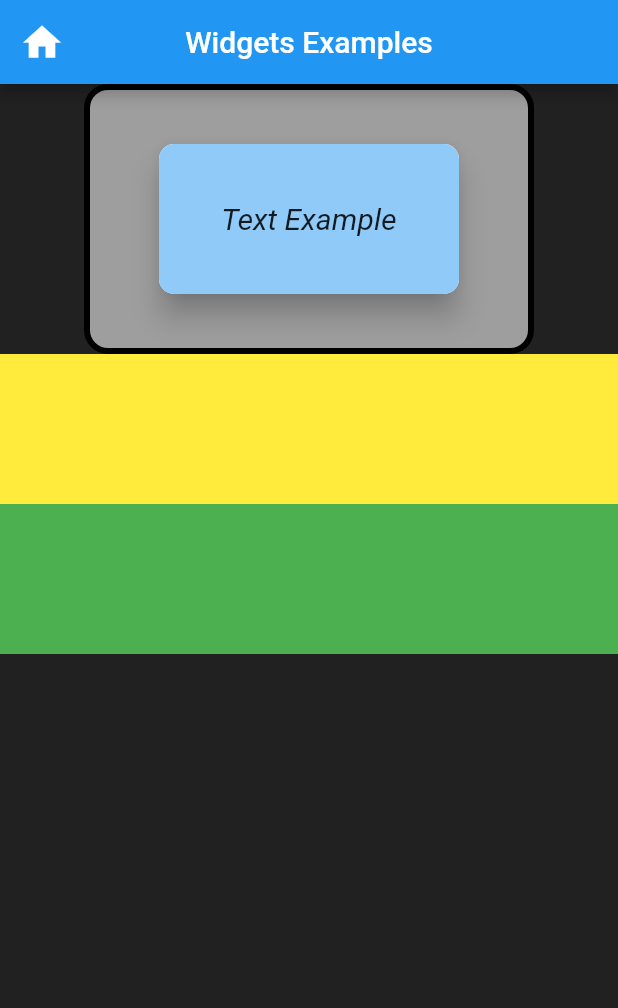
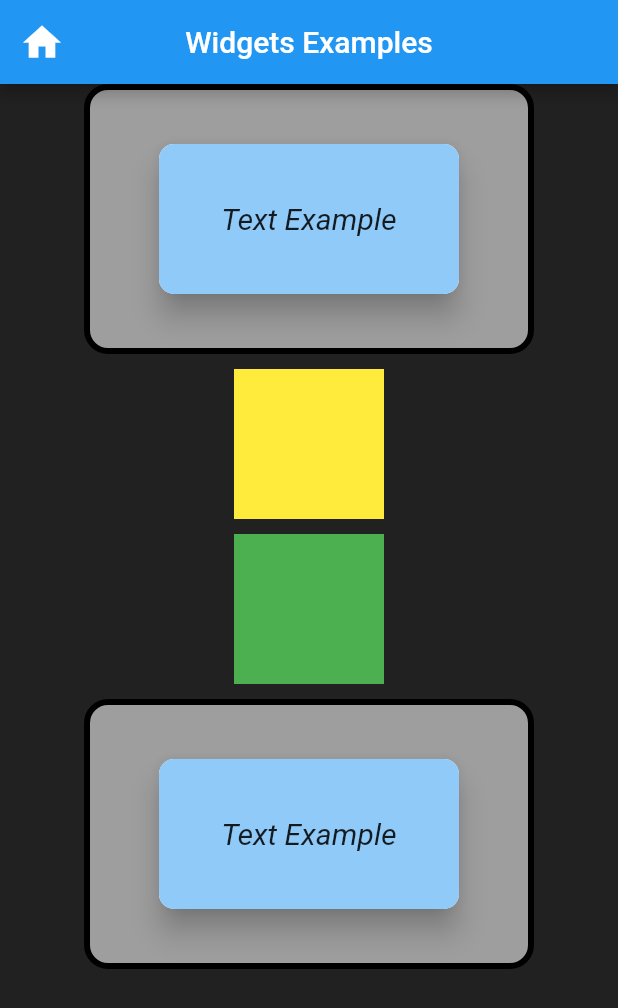
Before and after one commit to Igneele91/Dart-Flutter-Udmi2022, a Flutter app: the screen it shows after launch, on a phone screen of 412 x 824 dp. Shown: the top 1008 px of the screen. Run offline on Flutter 3.47's test engine with Material 2 defaults, Android fonts, the phone set to English and light mode, and no system bars; Roboto replaces fonts that are missing (Rubrik).

Commit message:
vid35 learn sizebox abstand cmioit2

```diff
--- a/flutter_grundlagen/lib/presentation/widgets_examples/widgets_examples_page.dart
+++ b/flutter_grundlagen/lib/presentation/widgets_examples/widgets_examples_page.dart
@@ -19,18 +19,30 @@ class WidgetsExamplesPage extends StatelessWidget {
       ),
       body: Center(
         child: Column(
-          mainAxisAlignment: MainAxisAlignment.start,
-          crossAxisAlignment: CrossAxisAlignment.center,
+          mainAxisAlignment: MainAxisAlignment.start, // X achse
+          crossAxisAlignment: CrossAxisAlignment.center, // Y achse
           children: [
             const ContainerTextExample(),
+            SizedBox(
+              height: 10,
+            ),
             Container(
               color: Colors.yellow,
+              width: 100,
               height: 100,
+            ),
+            SizedBox(
+              height: 10,
             ),
             Container(
               color: Colors.green,
+              width: 100,
               height: 100,
             ),
+            SizedBox(
+              height: 10,
+            ),
+            const ContainerTextExample(),
           ],
         ),
       ),
```
